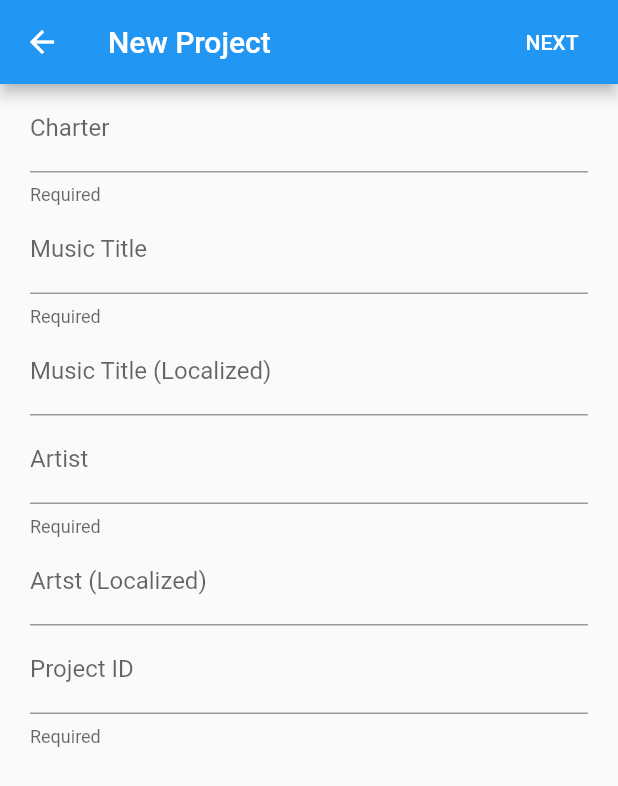
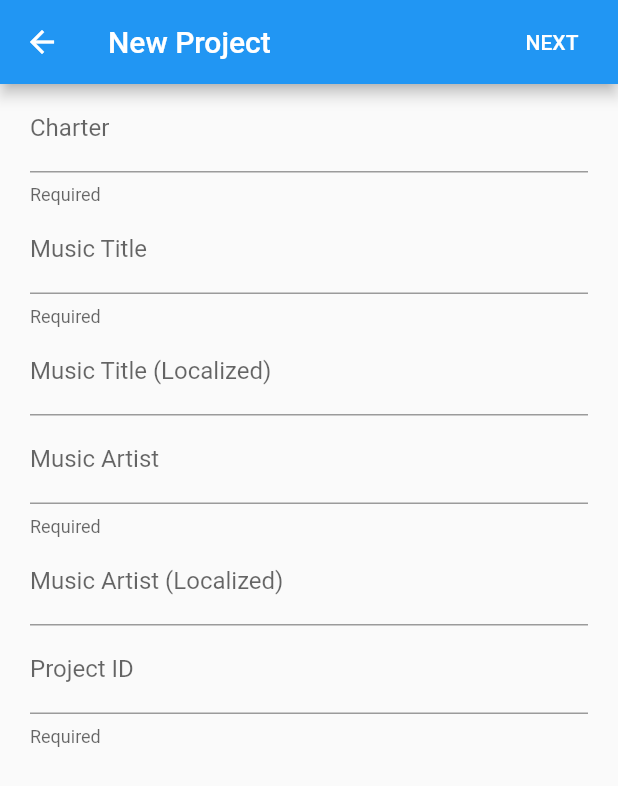
Before and after one commit to TigorLazuardi/cytogenesis, a Flutter app: the CreateNewProjectScreen screen opened by its route, on a phone screen of 412 x 824 dp. Shown: the top 786 px of the screen. Run offline on Flutter 3.47's test engine with Material 2 defaults, Android fonts, the phone set to English and light mode, and no system bars; our stand-ins replace community_material_icon; missing offline and left inert: universal_html.

Commit message:
added text controllers for every text field

```diff
--- a/lib/screens/create_new.dart
+++ b/lib/screens/create_new.dart
@@ -1,4 +1,15 @@
 import 'package:flutter/material.dart';
+import 'package:flutter/foundation.dart';
+
+const _artist = 'artist';
+const _artistLocal = 'artist_localized';
+const _artistSource = 'artist_source';
+const _charter = 'charter';
+const _illustrator = 'illustrator';
+const _illustratorSource = 'illustrator_source';
+const _musicTitle = 'title';
+const _musicTitleLocal = 'title_localized';
+const _projectID = 'id';
 
 class CreateNewProjectScreen extends StatefulWidget {
   @override
@@ -57,26 +68,46 @@ class _CreateNewProjectScreenState extends State<CreateNewProjectScreen> {
             ),
           ],
         ),
-        body: _ProjectForm(),
+        body: _ProjectForm(
+          setModifiedtoFalse: setModifiedtoFalse,
+          setModifiedtoTrue: setModifiedtoTrue,
+        ),
       ),
     );
   }
 }
 
 class _ProjectForm extends StatefulWidget {
+  final Function setModifiedtoFalse;
+  final Function setModifiedtoTrue;
+  _ProjectForm({this.setModifiedtoFalse, this.setModifiedtoTrue});
+
   @override
-  _ProjectFormState createState() => _ProjectFormState();
+  _ProjectFormState createState() {
+    return _ProjectFormState(
+        cbToFalse: setModifiedtoFalse, cbToTrue: setModifiedtoTrue);
+  }
 }
 
 class _ProjectFormState extends State<_ProjectForm> {
   bool isModified;
+  final Function cbToFalse;
+  final Function cbToTrue;
   final formKey = GlobalKey<FormState>();
-  final _charterController = TextEditingController(),
-      _musicTitleController = TextEditingController(),
-      _artistController = TextEditingController(),
-      _artistLocalizedController = TextEditingController(),
-      _projectIDController = TextEditingController(),
-      _musicTitleLocalizedController = TextEditingController();
+
+  Map<String, TextEditingController> _controllers = {
+    _artist: TextEditingController(),
+    _artistLocal: TextEditingController(),
+    _artistSource: TextEditingController(),
+    _charter: TextEditingController(),
+    _illustrator: TextEditingController(),
+    _illustratorSource: TextEditingController(),
+    _musicTitle: TextEditingController(),
+    _musicTitleLocal: TextEditingController(),
+    _projectID: TextEditingController(),
+  };
+
+  _ProjectFormState({this.cbToFalse, this.cbToTrue});
 
   RegExp _projectIDRegexTest = new RegExp(
     r"^[\w\.\_\-\~]]*$",
@@ -90,13 +121,13 @@ class _ProjectFormState extends State<_ProjectForm> {
   );
 
   TextFormField _buildTextFormField({
-    String labelText,
+    @required String labelText,
+    @required TextEditingController controller,
     String helperText,
     String hintText,
-    TextEditingController controller,
     String Function(String) validator,
-  }) =>
-      TextFormField(
+  }) {
+    return TextFormField(
       decoration: InputDecoration(
         labelText: labelText,
         helperText: helperText,
@@ -105,6 +136,27 @@ class _ProjectFormState extends State<_ProjectForm> {
       ),
       controller: controller,
     );
+  }
+
+  @override
+  void initState() {
+    super.initState();
+    for (final k in _controllers.keys) {
+      _controllers[k].addListener(() {
+        if (_controllers[k].text.isNotEmpty) {
+          cbToTrue();
+        }
+      });
+    }
+  }
+
+  @override
+  void dispose() {
+    for (final k in _controllers.keys) {
+      _controllers[k].dispose();
+    }
+    super.dispose();
+  }
 
   @override
   Widget build(BuildContext context) {
@@ -117,7 +169,7 @@ class _ProjectFormState extends State<_ProjectForm> {
               labelText: 'Charter',
               helperText: 'Required',
               hintText: 'Your Name',
-              controller: _charterController,
+              controller: _controllers[_charter],
               validator: (value) =>
                   value.isEmpty ? "Charter name is required" : null,
             ),
@@ -125,33 +177,33 @@ class _ProjectFormState extends State<_ProjectForm> {
               labelText: 'Music Title',
               helperText: 'Required',
               hintText: 'Title (Original Language)',
-              controller: _musicTitleController,
+              controller: _controllers[_musicTitle],
               validator: (value) =>
                   value.isEmpty ? "Music title is required" : null,
             ),
             _buildTextFormField(
               labelText: 'Music Title (Localized)',
               hintText: 'Title (English)',
-              controller: _musicTitleLocalizedController,
+              controller: _controllers[_musicTitleLocal],
             ),
             _buildTextFormField(
-              labelText: 'Artist',
+              labelText: 'Music Artist',
               helperText: 'Required',
               hintText: 'Artist (Original Language)',
-              controller: _artistController,
+              controller: _controllers[_artist],
               validator: (value) =>
                   value.isEmpty ? "Music title is required" : null,
             ),
             _buildTextFormField(
-              labelText: 'Artst (Localized)',
+              labelText: 'Music Artist (Localized)',
               hintText: 'Artist (English)',
-              controller: _artistLocalizedController,
+              controller: _controllers[_artistLocal],
             ),
             _buildTextFormField(
               labelText: 'Project ID',
               helperText: 'Required',
               hintText: 'Naming convention: (charter).(music_title)',
-              controller: _projectIDController,
+              controller: _controllers[_projectID],
               validator: (value) {
                 if (value.isEmpty) {
                   return 'Project ID is required';
```
Lines whose indentation alone changed are shown as unchanged.
